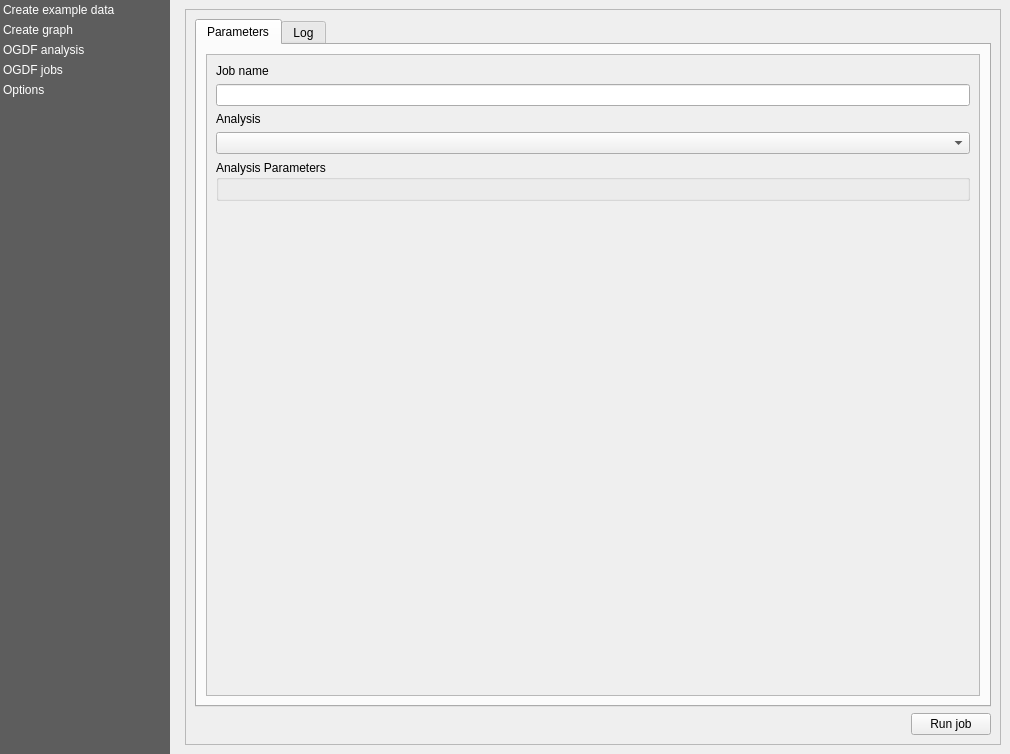
This is views/PluginDialog.ui in S-P-A-N-N-E-R-S/Frontend as Qt 5 draws it before an edit. The edited form follows.
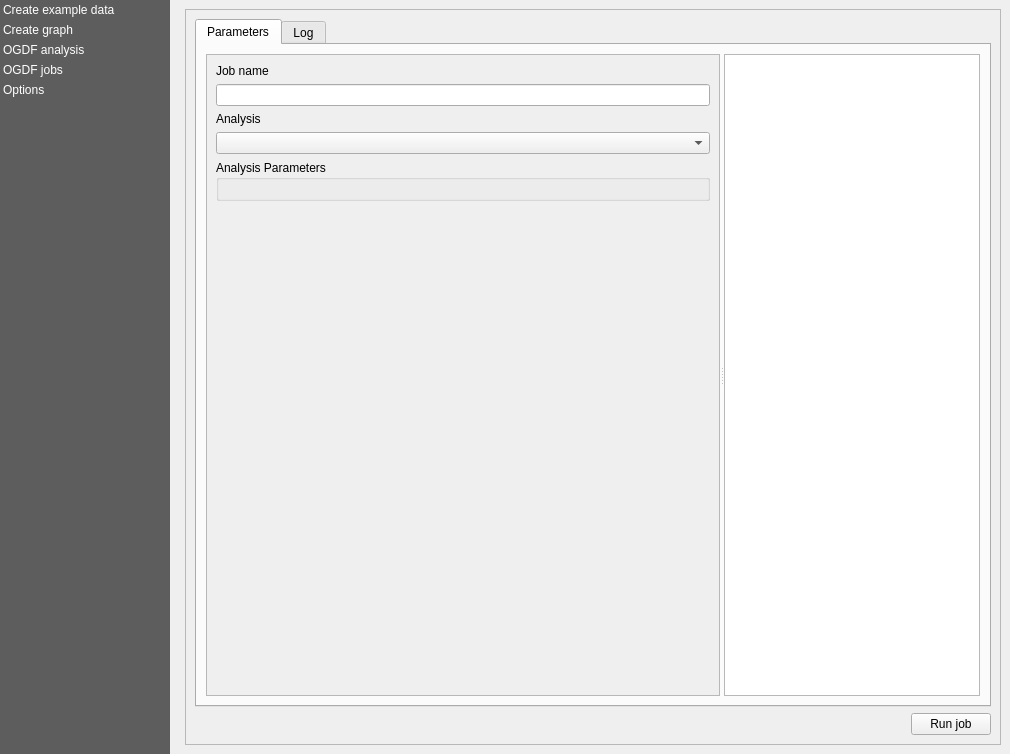
This is the edited form. The open tabs and pages were chosen to show the change. Custom widgets are drawn as their Qt base class.

Commit message: Add analysis description, refs #119

```diff
--- a/views/PluginDialog.ui
+++ b/views/PluginDialog.ui
@@ -1245,9 +1245,25 @@
                    <attribute name="title">
                     <string>Parameters</string>
                    </attribute>
-                   <layout class="QVBoxLayout" name="verticalLayout_19">
+                   <layout class="QVBoxLayout" name="verticalLayout_14">
                     <item>
+                     <widget class="QSplitter" name="splitter_2">
+                      <property name="orientation">
+                       <enum>Qt::Horizontal</enum>
+                      </property>
                      <widget class="QScrollArea" name="scrollArea_2">
+                       <property name="sizePolicy">
+                        <sizepolicy hsizetype="Expanding" vsizetype="Expanding">
+                         <horstretch>1</horstretch>
+                         <verstretch>0</verstretch>
+                        </sizepolicy>
+                       </property>
+                       <property name="minimumSize">
+                        <size>
+                         <width>0</width>
+                         <height>0</height>
+                        </size>
+                       </property>
                       <property name="widgetResizable">
                        <bool>true</bool>
                       </property>
@@ -1256,11 +1272,11 @@
                         <rect>
                          <x>0</x>
                          <y>0</y>
-                         <width>770</width>
+                          <width>510</width>
                          <height>630</height>
                         </rect>
                        </property>
-                       <layout class="QVBoxLayout" name="verticalLayout_27">
+                        <layout class="QVBoxLayout" name="verticalLayout_27" stretch="0">
                         <item>
                          <layout class="QVBoxLayout" name="verticalLayout_21">
                           <property name="sizeConstraint">
@@ -1299,7 +1315,7 @@
                             <property name="title">
                              <string>Analysis Parameters</string>
                             </property>
-                            <layout class="QVBoxLayout" name="verticalLayout_14"/>
+                             <layout class="QVBoxLayout" name="verticalLayout_31"/>
                            </widget>
                           </item>
                           <item>
@@ -1318,6 +1334,18 @@
                          </layout>
                         </item>
                        </layout>
+                       </widget>
+                      </widget>
+                      <widget class="QTextBrowser" name="ogdf_analysis_description_textbrowser">
+                       <property name="sizePolicy">
+                        <sizepolicy hsizetype="Expanding" vsizetype="Expanding">
+                         <horstretch>0</horstretch>
+                         <verstretch>0</verstretch>
+                        </sizepolicy>
+                       </property>
+                       <property name="sizeAdjustPolicy">
+                        <enum>QAbstractScrollArea::AdjustIgnored</enum>
+                       </property>
                       </widget>
                      </widget>
                     </item>
```
Lines whose indentation alone changed are shown as unchanged. The commit also changes 3 other files.
